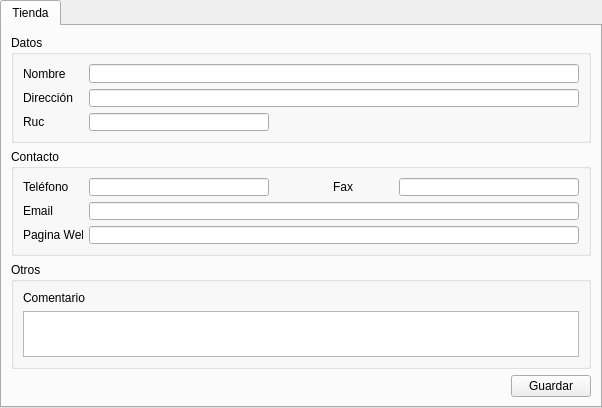
First picture: the form in ManagerM/ui_opciones_tienda.ui, repository janfranco27/TheProyect, before the edit.
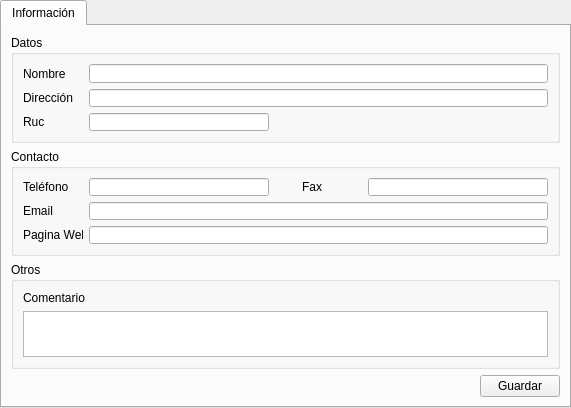
Second picture: the form after the edit. Icons and pictures are not drawn.

Patch:
```diff
--- a/ManagerM/ui_opciones_tienda.ui
+++ b/ManagerM/ui_opciones_tienda.ui
@@ -6,7 +6,7 @@
    <rect>
     <x>0</x>
     <y>0</y>
-    <width>602</width>
+    <width>571</width>
     <height>408</height>
    </rect>
   </property>
@@ -18,7 +18,7 @@
   </property>
   <property name="maximumSize">
    <size>
-    <width>602</width>
+    <width>571</width>
     <height>408</height>
    </size>
   </property>
@@ -34,12 +34,24 @@
    </property>
    <item row="0" column="0">
     <widget class="QTabWidget" name="tabWidget">
+     <property name="minimumSize">
+      <size>
+       <width>571</width>
+       <height>408</height>
+      </size>
+     </property>
+     <property name="maximumSize">
+      <size>
+       <width>571</width>
+       <height>408</height>
+      </size>
+     </property>
      <property name="currentIndex">
       <number>0</number>
      </property>
      <widget class="QWidget" name="tab">
       <attribute name="title">
-       <string>Tienda</string>
+       <string>Información</string>
       </attribute>
       <layout class="QGridLayout" name="gridLayout_5">
        <item row="0" column="0">
```
Left out of the diff: 10 changed lines with no effect on the pictures.
